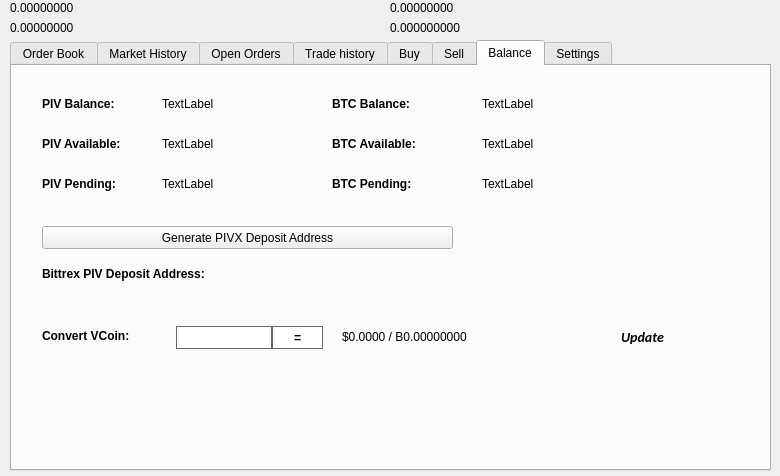
This is src/qt/forms/tradingdialog.ui in electracoin-ECA/electra-archive as Qt 5 draws it before an edit. The edited form follows.
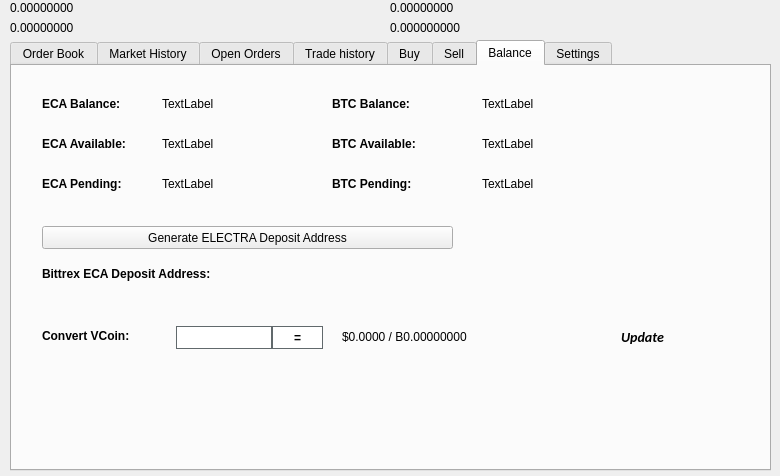
This is the edited form. The open tabs and pages were chosen to show the change. Icons and pictures are not drawn.

What changed in the file:
```diff
--- a/src/qt/forms/tradingdialog.ui
+++ b/src/qt/forms/tradingdialog.ui
@@ -2762,7 +2762,7 @@
       </font>
      </property>
      <property name="text">
-      <string>PIV Balance:</string>
+      <string>ECA Balance:</string>
      </property>
     </widget>
     <widget class="QLabel" name="label_12">
@@ -2813,7 +2813,7 @@
       </font>
      </property>
      <property name="text">
-      <string>PIV Available:</string>
+      <string>ECA Available:</string>
      </property>
     </widget>
     <widget class="QLabel" name="label_14">
@@ -2832,7 +2832,7 @@
       </font>
      </property>
      <property name="text">
-      <string>PIV Pending:</string>
+      <string>ECA Pending:</string>
      </property>
     </widget>
     <widget class="QLabel" name="PIVPendingLabel">
@@ -2928,7 +2928,7 @@
       </font>
      </property>
      <property name="text">
-      <string>Bittrex PIV Deposit Address:</string>
+      <string>Bittrex ECA Deposit Address:</string>
      </property>
     </widget>
     <widget class="QPushButton" name="GenDepositBTN">
@@ -2941,7 +2941,7 @@
       </rect>
      </property>
      <property name="text">
-      <string>Generate PIVX Deposit Address</string>
+      <string>Generate ELECTRA Deposit Address</string>
      </property>
      <property name="icon">
       <iconset resource="../pivx.qrc">
```
Left out of the diff: 46 changed lines with no effect on the pictures.
